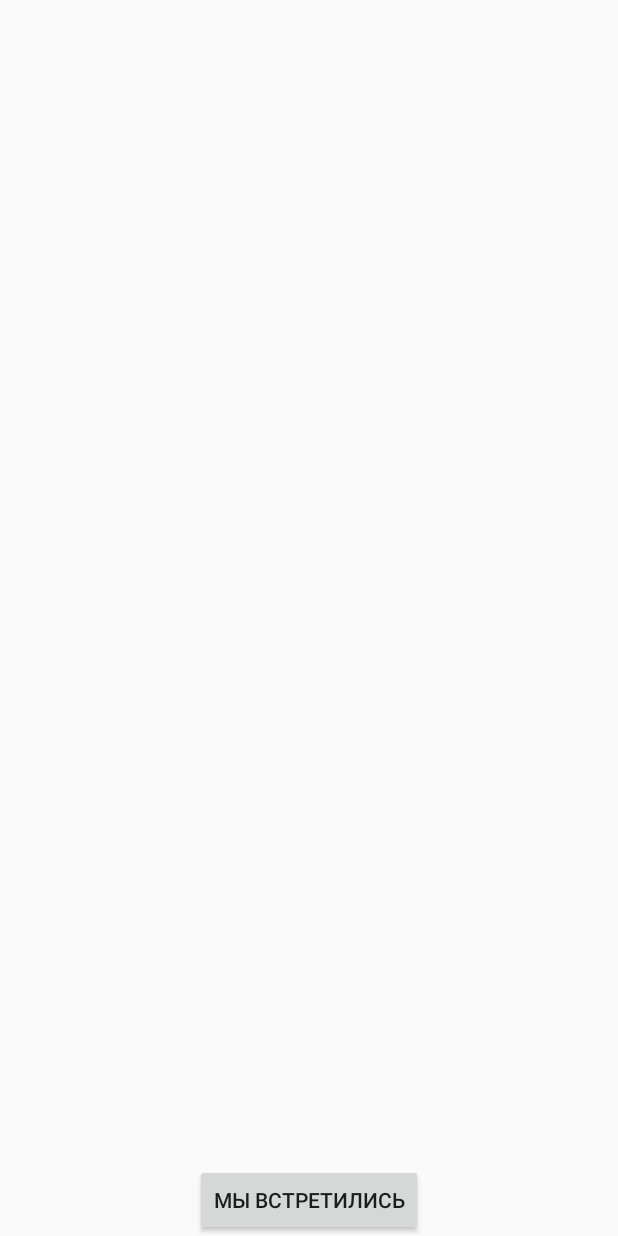
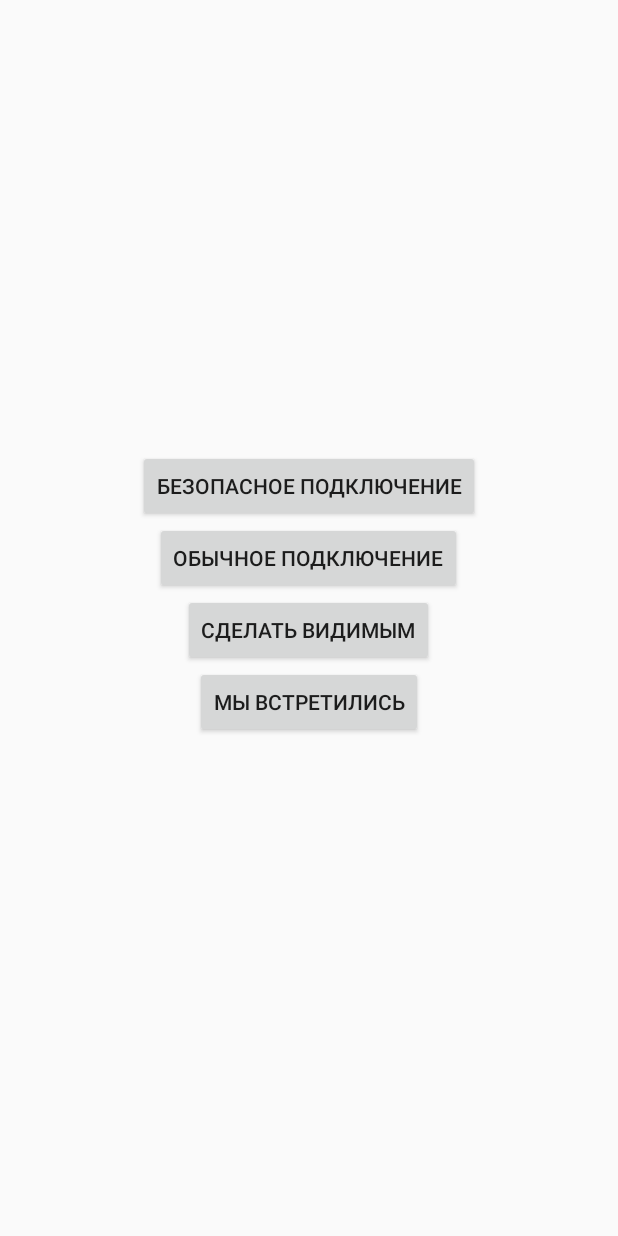
Before and after one commit to maks-buren630501/MAVERI, an Android app: the BluetoothChatFragment screen opened directly, with no data from a screen before it, on a phone screen of 412 x 824 dp. Run offline under Robolectric (Android 15) with nearby library versions, the phone set to English and light mode, and no system bars; our stand-ins replace Firebase (no records; nobody signed in at launch, a user with empty details on screens opened directly).

Commit message:
fix Bluetooth

```diff
--- a/app/src/main/java/com/example/wakeparkby/pchell/maveri/AnimationLoad.java
+++ b/app/src/main/java/com/example/wakeparkby/pchell/maveri/AnimationLoad.java
@@ -56,8 +56,8 @@ public class AnimationLoad extends AppCompatActivity {
     }
 
     private void startMainMenu() {
-        Intent intent_onboarding = new Intent(this, OnboardingActivity.class);
-        startActivity(intent_onboarding);
+        Intent intent_main = new Intent(this, ActivityMainMenu.class);
+        startActivity(intent_main);
     }
 
 }
--- a/app/src/main/java/com/example/wakeparkby/pchell/maveri/Bluetooth/BluetoothChatFragment.java
+++ b/app/src/main/java/com/example/wakeparkby/pchell/maveri/Bluetooth/BluetoothChatFragment.java
@@ -48,7 +48,7 @@ import com.example.wakeparkby.pchell.maveri.R;
 /**
  * This fragment controls Bluetooth to communicate with other devices.
  */
-public class BluetoothChatFragment extends Fragment {
+public class BluetoothChatFragment extends Fragment implements View.OnClickListener {
 
     private static final String TAG = "BluetoothChatFragment";
 
@@ -61,6 +61,9 @@ public class BluetoothChatFragment extends Fragment {
     private ListView mConversationView;
     private EditText mOutEditText;
     private Button mSendButton;
+    private Button mSecureBluetoothButton;
+    private Button mInSecureBluetoothButton;
+    private Button mDiscoverableBluetoothButton;
 
     /**
      * Name of the connected device
@@ -149,7 +152,14 @@ public class BluetoothChatFragment extends Fragment {
 
     @Override
     public void onViewCreated(View view, @Nullable Bundle savedInstanceState) {
-        mSendButton = (Button) view.findViewById(R.id.button_send);
+        mSendButton = (Button) view.findViewById(R.id.button_SendIdBluetooth);
+        mSendButton.setOnClickListener(this);
+        mSecureBluetoothButton = view.findViewById(R.id.button_SecureBluetooth);
+        mSecureBluetoothButton.setOnClickListener(this);
+        mInSecureBluetoothButton = view.findViewById(R.id.button_InSecureBluetooth);
+        mInSecureBluetoothButton.setOnClickListener(this);
+        mDiscoverableBluetoothButton = view.findViewById(R.id.button_DiscoverableBluettooth);
+        mDiscoverableBluetoothButton.setOnClickListener(this);
     }
 
     /**
@@ -161,22 +171,45 @@ public class BluetoothChatFragment extends Fragment {
        // mConversationArrayAdapter = new ArrayAdapter<String>(getActivity(), R.layout.message);
 
         // Initialize the send button with a listener that for click events
-        mSendButton.setOnClickListener(new View.OnClickListener() {
-            public void onClick(View v) {
-                // Send a message using content of the edit text widget
-                View view = getView();
-                if (null != view) {
-                    String idGroup = "1398";
-                    sendMessage(idGroup);
-                }
-            }
-        });
+
 
         // Initialize the BluetoothChatService to perform bluetooth connections
         mChatService = new BluetoothChatService(getActivity(), mHandler);
 
         // Initialize the buffer for outgoing messages
         mOutStringBuffer = new StringBuffer("");
+    }
+
+    public void onClick(View v) {
+
+        // Send a message using content of the edit text widget
+
+        switch (v.getId()) {
+            case R.id.button_SendIdBluetooth: {
+                View view = getView();
+                if (null != view) {
+                    String idGroup = "1398";
+                    sendMessage(idGroup);
+                }
+                break;
+            }
+
+            case R.id.button_SecureBluetooth: {
+
+                Intent serverIntent = new Intent(getActivity(), DeviceListActivity.class);
+                startActivityForResult(serverIntent, REQUEST_CONNECT_DEVICE_SECURE);
+                break;
+            }
+
+            case R.id.button_InSecureBluetooth: {
+                Intent serverIntent = new Intent(getActivity(), DeviceListActivity.class);
+                startActivityForResult(serverIntent, REQUEST_CONNECT_DEVICE_INSECURE);
+                break;
+            }
+            case R.id.button_DiscoverableBluettooth:{
+                break;
+            }
+        }
     }
 
     /**
@@ -367,29 +400,4 @@ public class BluetoothChatFragment extends Fragment {
     public void onCreateOptionsMenu(Menu menu, MenuInflater inflater) {
         inflater.inflate(R.menu.bluetooth_chat, menu);
     }
-
-    @Override
-    public boolean onOptionsItemSelected(MenuItem item) {
-        switch (item.getItemId()) {
-            case R.id.secure_connect_scan: {
-                // Launch the DeviceListActivity to see devices and do scan
-                Intent serverIntent = new Intent(getActivity(), DeviceListActivity.class);
-                startActivityForResult(serverIntent, REQUEST_CONNECT_DEVICE_SECURE);
-                return true;
-            }
-            case R.id.insecure_connect_scan: {
-                // Launch the DeviceListActivity to see devices and do scan
-                Intent serverIntent = new Intent(getActivity(), DeviceListActivity.class);
-                startActivityForResult(serverIntent, REQUEST_CONNECT_DEVICE_INSECURE);
-                return true;
-            }
-            case R.id.discoverable: {
-                // Ensure this device is discoverable by others
-                ensureDiscoverable();
-                return true;
-            }
-        }
-        return false;
-    }
-
 }
--- a/app/src/main/res/layout/activity_main_bluetooth.xml
+++ b/app/src/main/res/layout/activity_main_bluetooth.xml
@@ -18,7 +18,8 @@
       android:orientation="vertical"
       android:layout_width="match_parent"
       android:layout_height="match_parent"
-      android:id="@+id/sample_main_layout">
+      android:id="@+id/sample_main_layout"
+    style="@style/AppTheme1">
 
 
 
--- a/app/src/main/res/layout/fragment_bluetooth_chat.xml
+++ b/app/src/main/res/layout/fragment_bluetooth_chat.xml
@@ -13,17 +13,44 @@
  See the License for the specific language governing permissions and
  limitations under the License.
 -->
-<RelativeLayout xmlns:android="http://schemas.android.com/apk/res/android"
+<LinearLayout xmlns:android="http://schemas.android.com/apk/res/android"
     android:layout_width="match_parent"
     android:layout_height="match_parent"
     android:orientation="vertical">
 
-
     <Button
         android:layout_alignParentBottom="true"
         android:layout_centerHorizontal="true"
-        android:id="@+id/button_send"
+        android:id="@+id/button_SecureBluetooth"
         android:layout_width="wrap_content"
         android:layout_height="wrap_content"
-        android:text="МЫ ВСТРЕТИЛИСЬ" />
-</RelativeLayout>
+        android:text="Безопасное подключение"
+        android:layout_gravity="center_horizontal"
+        android:layout_marginTop="300dp"/>
+    <Button
+        android:layout_alignParentBottom="true"
+        android:layout_centerHorizontal="true"
+        android:id="@+id/button_InSecureBluetooth"
+        android:layout_width="wrap_content"
+        android:layout_height="wrap_content"
+        android:text="Обычное подключение"
+        android:layout_gravity="center_horizontal" />
+    <Button
+        android:layout_alignParentBottom="true"
+        android:layout_centerHorizontal="true"
+        android:id="@+id/button_DiscoverableBluettooth"
+        android:layout_width="wrap_content"
+        android:layout_height="wrap_content"
+        android:text="Сделать видимым"
+        android:layout_gravity="center_horizontal" />
+    <Button
+        android:layout_alignParentBottom="true"
+        android:layout_centerHorizontal="true"
+        android:id="@+id/button_SendIdBluetooth"
+        android:layout_width="wrap_content"
+        android:layout_height="wrap_content"
+        android:text="МЫ ВСТРЕТИЛИСЬ"
+        android:layout_gravity="center_horizontal"
+
+        />
+</LinearLayout>
--- a/app/src/main/res/values/styles.xml
+++ b/app/src/main/res/values/styles.xml
@@ -2,6 +2,13 @@
 
     <!-- Base application theme. -->
     <style name="AppTheme" parent="Theme.AppCompat.Light.NoActionBar">
+        <!-- Customize your theme here. -->
+        <item name="colorPrimary">@color/colorPrimary</item>
+        <item name="colorPrimaryDark">@color/colorPrimaryDark</item>
+        <item name="colorAccent">@color/colorAccent</item>
+    </style>
+
+    <style name="AppTheme1" parent="Theme.AppCompat.Light.DarkActionBar">
         <!-- Customize your theme here. -->
         <item name="colorPrimary">@color/colorPrimary</item>
         <item name="colorPrimaryDark">@color/colorPrimaryDark</item>
```
